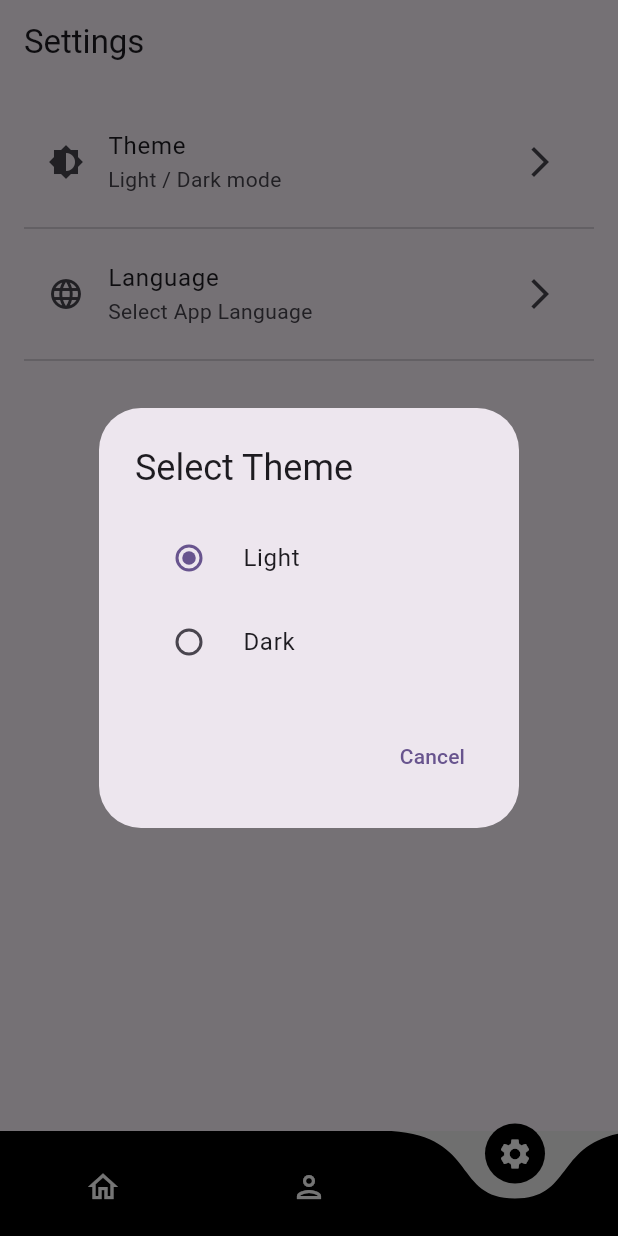
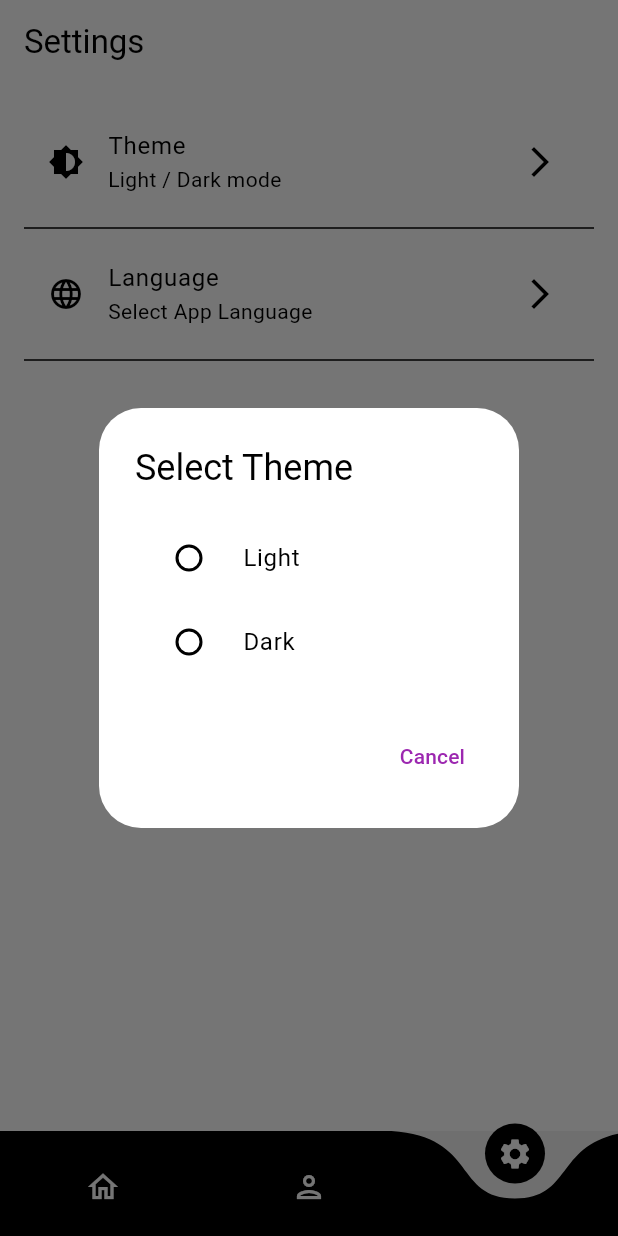
Before and after one commit to ryder2003/GeekhavenTask, a Flutter app: the screen it shows after launch, item 3 of the bottom bar chosen, after a tap on "Theme", on a phone screen of 412 x 824 dp. Run offline on Flutter 3.47's test engine with Material 3 defaults, Android fonts, the phone set to English and light mode, and no system bars; drawn by our look-alikes of curved_navigation_bar.

Commit message:
Implemented theme changing functionality and settings page 1st option

```diff
--- /dev/null
+++ b/lib/features/themes.dart
@@ -0,0 +1,19 @@
+import 'package:flutter/material.dart';
+
+ThemeData lightmode = ThemeData(
+    brightness: Brightness.light,
+    colorScheme: ColorScheme.light(
+      background: Colors.white,
+      primary: Colors.purple,
+      secondary: Colors.purpleAccent,
+    )
+);
+
+ThemeData darkmode = ThemeData(
+    brightness: Brightness.dark,
+    colorScheme: ColorScheme.dark(
+      background: Colors.black45,
+      primary: Colors.purple,
+      secondary: Colors.purpleAccent,
+    )
+);
--- a/lib/main.dart
+++ b/lib/main.dart
@@ -1,9 +1,14 @@
 import 'package:flutter/material.dart';
+import 'package:provider/provider.dart';
 import 'package:travelling_geeks_latest/screens/nav.dart';
 import 'dart:io';
 
+import 'modals/theme_provider.dart';
+
 void main() {
-  runApp(const MyApp());
+  runApp(ChangeNotifierProvider(
+    create: (context) => ThemeProvider(),
+      child: const MyApp()));
 }
 //test
 class MyApp extends StatelessWidget {
@@ -15,45 +20,8 @@ class MyApp extends StatelessWidget {
     return MaterialApp(
       title: 'TravellingGeeks',
       debugShowCheckedModeBanner: false,
-      theme: ThemeData(
-        // This is the theme of your application.
-        //
-        // TRY THIS: Try running your application with "flutter run". You'll see
-        // the application has a purple toolbar. Then, without quitting the app,
-        // try changing the seedColor in the colorScheme below to Colors.green
-        // and then invoke "hot reload" (save your changes or press the "hot
-        // reload" button in a Flutter-supported IDE, or press "r" if you used
-        // the command line to start the app).
-        //
-        // Notice that the counter didn't reset back to zero; the application
-        // state is not lost during the reload. To reset the state, use hot
-        // restart instead.
-        //
-        // This works for code too, not just values: Most code changes can be
-        // tested with just a hot reload.
-        colorScheme: ColorScheme.fromSeed(seedColor: Colors.deepPurple),
-        useMaterial3: true,
-      ),
-      home: NavBar(),
+      home: const NavBar(),
+      theme: Provider.of<ThemeProvider>(context).themeData,
     );
   }
 }
-
-class MyHomePage extends StatefulWidget {
-  const MyHomePage({super.key, required this.title});
-
-
-  final String title;
-
-  @override
-  State<MyHomePage> createState() => _MyHomePageState();
-}
-
-class _MyHomePageState extends State<MyHomePage> {
-
-
-  @override
-  Widget build(BuildContext context) {
-    return Scaffold();
-  }
-}
--- /dev/null
+++ b/lib/modals/theme_provider.dart
@@ -0,0 +1,22 @@
+import 'package:flutter/material.dart';
+
+import '../features/themes.dart';
+
+class ThemeProvider with ChangeNotifier {
+  ThemeData _themeData = lightmode;
+
+  ThemeData get themeData => _themeData;
+
+  set themeData(ThemeData themeData) {
+    _themeData = themeData;
+    notifyListeners();
+  }
+
+  void toggleTheme () {
+    if(_themeData == lightmode){
+      themeData = darkmode;
+    }else {
+      themeData = lightmode;
+    }
+  }
+}
--- a/lib/screens/homescreen.dart
+++ b/lib/screens/homescreen.dart
@@ -10,6 +10,8 @@ class HomeScreen extends StatefulWidget {
 class _HomeScreenState extends State<HomeScreen> {
   @override
   Widget build(BuildContext context) {
-    return Scaffold();
+    return Scaffold(
+      backgroundColor: Theme.of(context).colorScheme.background,
+    );
   }
 }
--- a/lib/screens/profile.dart
+++ b/lib/screens/profile.dart
@@ -7,6 +7,8 @@ class Profile extends StatefulWidget{
 class ProfileState extends State<Profile>{
   @override
   Widget build(BuildContext context) {
-    return Scaffold();
+    return Scaffold(
+      backgroundColor: Theme.of(context).colorScheme.background,
+    );
   }
 }
--- a/lib/screens/settings.dart
+++ b/lib/screens/settings.dart
@@ -1,11 +1,19 @@
 import 'package:flutter/material.dart';
+import 'package:provider/provider.dart';
+import 'package:travelling_geeks_latest/modals/theme_provider.dart';
 
-class Settings extends StatelessWidget {
+class Settings extends StatefulWidget {
   const Settings({super.key});
 
   @override
+  State<Settings> createState() => _SettingsState();
+}
+
+class _SettingsState extends State<Settings> {
+  @override
   Widget build(BuildContext context) {
     return Scaffold(
+      backgroundColor: Theme.of(context).colorScheme.background,
       appBar: AppBar(
         title: const Text('Settings'),
       ),
@@ -14,7 +22,12 @@ class Settings extends StatelessWidget {
   }
 }
 
-class SettingsOptions extends StatelessWidget {
+class SettingsOptions extends StatefulWidget {
+  @override
+  State<SettingsOptions> createState() => _SettingsOptionsState();
+}
+
+class _SettingsOptionsState extends State<SettingsOptions> {
   @override
   Widget build(BuildContext context) {
     return ListView(
@@ -61,7 +74,12 @@ class SettingsOptions extends StatelessWidget {
 }
 
 // Dialog for Theme selection
-class ThemeDialog extends StatelessWidget {
+class ThemeDialog extends StatefulWidget {
+  @override
+  State<ThemeDialog> createState() => _ThemeDialogState();
+}
+
+class _ThemeDialogState extends State<ThemeDialog> {
   @override
   Widget build(BuildContext context) {
     return AlertDialog(
@@ -72,17 +90,17 @@ class ThemeDialog extends StatelessWidget {
           RadioListTile(
             title: Text('Light'),
             value: ThemeMode.light,
-            groupValue: ThemeMode.light,
+            groupValue: ThemeMode.dark,
             onChanged: (value) {
-              // Handle theme change
+              Provider.of<ThemeProvider>(context, listen: false).toggleTheme();
             },
           ),
           RadioListTile(
             title: Text('Dark'),
             value: ThemeMode.dark,
-            groupValue: ThemeMode.light, // Placeholder for current theme
+            groupValue: ThemeMode.light,
             onChanged: (value) {
-              // Handle theme change
+              Provider.of<ThemeProvider>(context, listen: false).toggleTheme();
             },
           ),
         ],
@@ -100,7 +118,12 @@ class ThemeDialog extends StatelessWidget {
 }
 
 // Dialog for Language selection
-class LanguageDialog extends StatelessWidget {
+class LanguageDialog extends StatefulWidget {
+  @override
+  State<LanguageDialog> createState() => _LanguageDialogState();
+}
+
+class _LanguageDialogState extends State<LanguageDialog> {
   @override
   Widget build(BuildContext context) {
     return AlertDialog(
--- a/pubspec.yaml
+++ b/pubspec.yaml
@@ -41,7 +41,7 @@ dependencies:
 
   switcher_button: ^0.0.4
 
-  provider: ^6.1.2
+  provider:
 
 dev_dependencies:
   flutter_test:
```
